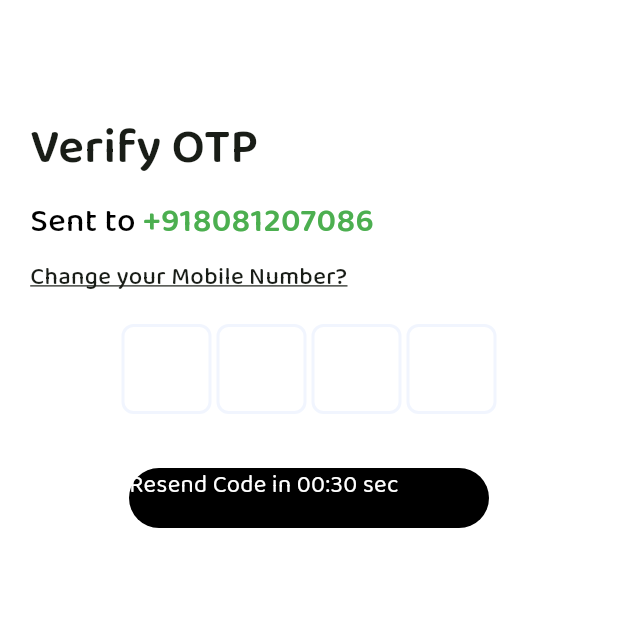
After one commit to yesra29/EtoRides, a Flutter app: the screen it shows after launch, on a phone screen of 412 x 824 dp, the top half of it. The commit adds this screen. Run offline on Flutter 3.47's test engine with Material 3 defaults, Android fonts, the phone set to English and light mode, and no system bars; drawn by our look-alikes of pin_code_fields; our stand-ins replace firebase_core, google_fonts; accounts and stored records are empty.

Commit message:
OTP page created

```diff
--- a/lib/loginPages/view/login_page1.dart
+++ b/lib/loginPages/view/login_page1.dart
@@ -75,17 +75,17 @@ class _LoginPage1State extends State<LoginPage1> {
                 ),
                 Text.rich(
                   TextSpan(
-                    text: 'I have read and agreed to the ', // Normal text
+                    text: 'I have read and agreed to the ',
                     style:
                         GoogleFonts.baloo2(fontSize: 16, color: Colors.black),
-                    children: const [
+                    children: [
                       TextSpan(
                         text:
                             'Terms and\nConditions', // Green-colored text with a new line
-                        style: TextStyle(
+                        style: GoogleFonts.baloo2(
                             color: Colors.green,
                             decoration: TextDecoration.underline,
-                            decorationColor: Color(0xFF1D9464)),
+                            decorationColor: const Color(0xFF1D9464)),
                       ),
                     ],
                   ),
--- /dev/null
+++ b/lib/loginPages/view/otp_verification_page.dart
@@ -0,0 +1,150 @@
+import 'package:flutter/material.dart';
+import 'package:google_fonts/google_fonts.dart';
+import 'package:pin_code_fields/pin_code_fields.dart';
+
+class OtpVerificationPage extends StatefulWidget {
+  const OtpVerificationPage({super.key});
+
+  @override
+  State<OtpVerificationPage> createState() => _OtpVerificationPageState();
+}
+
+class _OtpVerificationPageState extends State<OtpVerificationPage> {
+  final TextEditingController _otpController = TextEditingController();
+
+  @override
+  void dispose() {
+    _otpController.dispose(); // ✅ Always dispose controllers
+    super.dispose();
+  }
+
+  @override
+  Widget build(BuildContext context) {
+    return SafeArea(
+      child: Scaffold(
+        backgroundColor: Colors.white,
+        appBar: AppBar(
+          backgroundColor: Colors.white,
+        ),
+        body: Container(
+          margin: const EdgeInsets.all(20.0),
+          child: Column(
+            crossAxisAlignment: CrossAxisAlignment.start,
+            children: [
+              _textContainer("Verify OTP",
+                  GoogleFonts.baloo2(fontSize: 32, fontWeight: FontWeight.w600)),
+              const SizedBox(height: 10),
+
+              Row(
+                children: [
+                  Text.rich(
+                    TextSpan(
+                      children: [
+                        TextSpan(
+                          text: "Sent to ",
+                          style: GoogleFonts.baloo2(
+                            fontSize: 22,
+                            fontWeight: FontWeight.w500,
+                            color: Colors.black,
+                          ),
+                        ),
+                        TextSpan(
+                          text: "+918081207086",
+                          style: GoogleFonts.baloo2(
+                            fontSize: 22,
+                            fontWeight: FontWeight.w600,
+                            color: Colors.green,
+                          ),
+                        ),
+                      ],
+                    ),
+                  ),
+                ],
+              ),
+
+              const SizedBox(height: 10),
+
+              Text(
+                "Change your Mobile Number?",
+                style: GoogleFonts.baloo2(
+                  fontSize: 16,
+                  fontWeight: FontWeight.w500,
+                  decoration: TextDecoration.underline,
+                ),
+              ),
+
+              const SizedBox(height: 20),
+
+              Center(child: _numberContainer()), // ✅ Pass only controller
+
+              const SizedBox(height: 20),
+
+              Center(child: _buildResendButton()), // Centered Resend Button
+            ],
+          ),
+        ),
+      ),
+    );
+  }
+
+  // ✅ OTP Input Field (using state controller)
+  Widget _numberContainer() {
+    return SizedBox(
+      width: 250,
+      child: PinCodeTextField(
+        appContext: context,
+        controller: _otpController, // ✅ Using controller from StatefulWidget
+        keyboardType: TextInputType.number,
+        length: 4,
+        textStyle: GoogleFonts.baloo2(
+          fontSize: 20,
+          fontWeight: FontWeight.bold,
+          color: Colors.black,
+        ),
+        pinTheme: PinTheme(
+          shape: PinCodeFieldShape.box,
+          borderRadius: BorderRadius.circular(8),
+          fieldHeight: 60,
+          fieldWidth: 60,
+          activeFillColor: Colors.white,
+          inactiveFillColor: const Color(0xFFF1F5FE),
+          inactiveColor: const Color(0xFFF1F5FE),
+          selectedColor: const Color(0xFFF1F5FE),
+          activeColor: const Color(0xFFF1F5FE),
+        ),
+        onChanged: (value) {},
+      ),
+    );
+  }
+
+  Widget _buildResendButton() {
+    return GestureDetector(
+      onTap: () {
+        debugPrint("Resend OTP clicked!");
+      },
+      child: Container(
+        decoration: BoxDecoration(
+          borderRadius: BorderRadius.circular(40.0),
+          color: Colors.black,
+        ),
+        height: 40,
+        width: 240,
+        child: Text(
+          "Resend Code in 00:30 sec",
+          style: GoogleFonts.baloo2(
+            color: Colors.white,
+            fontSize: 16,
+            fontWeight: FontWeight.w400,
+          ),
+        ),
+      ),
+    );
+  }
+}
+
+Widget _textContainer(String text, TextStyle? style) {
+  return Text(
+    text,
+    style: style,
+  );
+}
--- a/pubspec.yaml
+++ b/pubspec.yaml
@@ -37,6 +37,7 @@ dependencies:
   cupertino_icons: ^1.0.8
   google_fonts: ^6.2.1
   firebase_core: ^3.12.1
+  pin_code_fields: ^8.0.1
 
 dev_dependencies:
   flutter_test:
```
Also changed, not shown: pubspec.lock.
